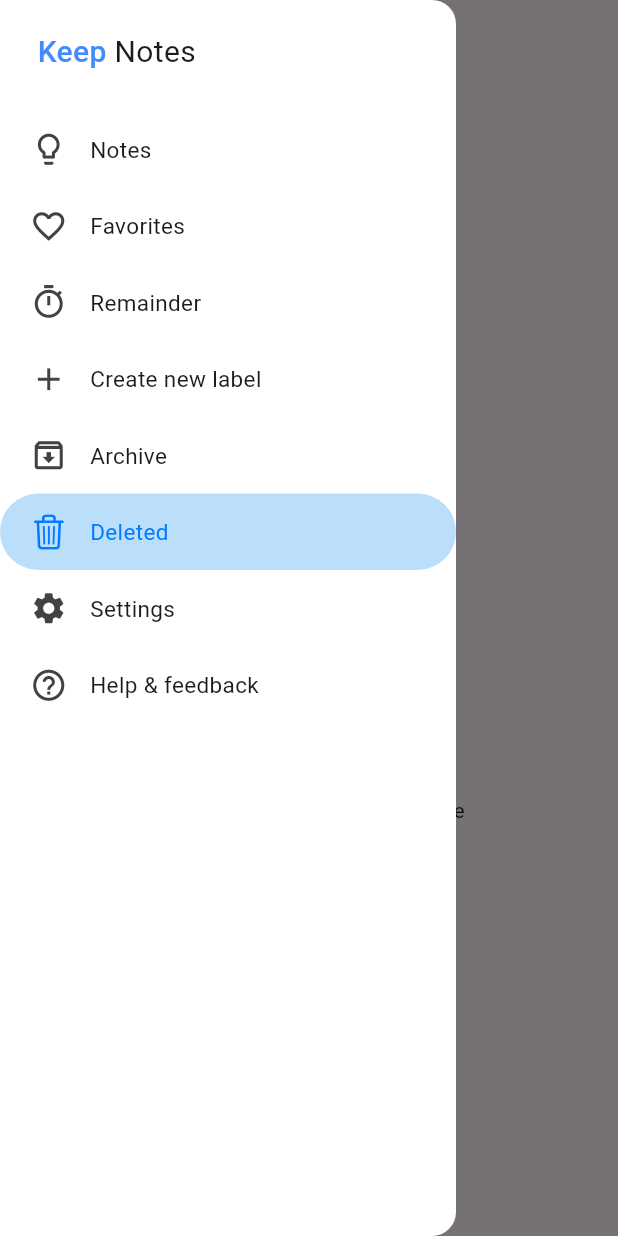
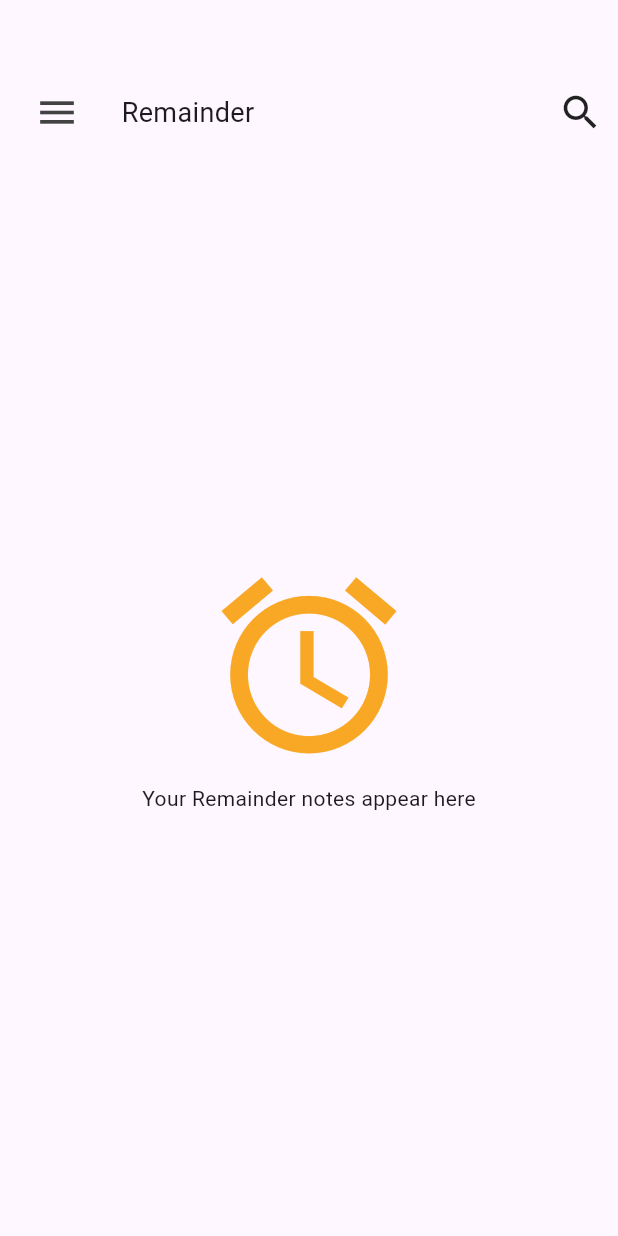
Before and after one commit to sanjayAasil/notes_app, a Flutter app: the DeletedScreen screen opened by its route, after a tap on the "menu" icon, after a tap on "Remainder", on a phone screen of 412 x 824 dp. Run offline on Flutter 3.47's test engine with Material 3 defaults, Android fonts, the phone set to English and light mode, and no system bars; our stand-ins replace awesome_notifications, shared_preferences; accounts and stored records are empty.

Commit message:
remainder_screen.dart

```diff
--- a/lib/data_manager.dart
+++ b/lib/data_manager.dart
@@ -22,6 +22,8 @@
 
   List<Note> deletedNotes = [];
 
+  List<Note> remainderNotes = [];
+
   List<ListModel> listModels = [];
 
   List<ListModel> favoriteListModels = [];
@@ -30,7 +32,9 @@
 
   List<ListModel> pinnedListModels = [];
 
-  List<ListModel> deletedListModel = [];
+  List<ListModel> deletedListModels = [];
+
+  List<ListModel> remainderListModels = [];
 
   List<String> labels = [];
 
--- a/lib/deleted_screen.dart
+++ b/lib/deleted_screen.dart
@@ -28,8 +28,8 @@
         : DataManager().deletedNotes.sort((a, b) => b.createdAt.compareTo(a.createdAt));
 
     DataManager().settingsModel.olderNotesChecked
-        ? DataManager().deletedListModel.sort((a, b) => a.createdAt.compareTo(b.createdAt))
-        : DataManager().deletedListModel.sort((a, b) => b.createdAt.compareTo(a.createdAt));
+        ? DataManager().deletedListModels.sort((a, b) => a.createdAt.compareTo(b.createdAt))
+        : DataManager().deletedListModels.sort((a, b) => b.createdAt.compareTo(a.createdAt));
 
     return PopScope(
       canPop: false,
@@ -138,7 +138,7 @@
                   ),
                 ),
               ),
-            if (DataManager().deletedNotes.isEmpty && DataManager().deletedListModel.isEmpty)
+            if (DataManager().deletedNotes.isEmpty && DataManager().deletedListModels.isEmpty)
               Expanded(
                 child: Column(
                   mainAxisAlignment: MainAxisAlignment.center,
@@ -167,7 +167,7 @@
                           selectedIds: selectedIds,
                           onUpdateRequest: () => setState(() {}),
                         ),
-                      for (ListModel listModel in DataManager().deletedListModel)
+                      for (ListModel listModel in DataManager().deletedListModels)
                         ListModelTileListView(
                           selectedIds: selectedIds,
                           listModel: listModel,
@@ -205,7 +205,7 @@
     }
 
     List<ListModel> listModels =
-        DataManager().deletedListModel.where((element) => selectedIds.contains(element.id)).toList();
+        DataManager().deletedListModels.where((element) => selectedIds.contains(element.id)).toList();
 
     for (ListModel listModel in listModels) {
       if (listModel.isArchive) {
@@ -233,7 +233,7 @@
     if (DataManager().deletedNotes.isNotEmpty) {
       NotesDb.removeNotes(NotesDb.deletedNotesKey, selectedIds);
     }
-    if (DataManager().deletedListModel.isNotEmpty) {
+    if (DataManager().deletedListModels.isNotEmpty) {
       ListModelsDb.removeListModels(ListModelsDb.deletedListModelKey, selectedIds);
     }
     selectedIds.clear();
--- a/lib/list_model.dart
+++ b/lib/list_model.dart
@@ -28,7 +28,7 @@
     required this.createdAt,
   }) : labels = labels ?? [];
 
-  factory ListModel.create({required String title, required List<ListItem> items, re}) =>
+  factory ListModel.create({required String title, required List<ListItem> items}) =>
       ListModel._(id: const Uuid().v4(), title: title, items: items, createdAt: DateTime.now());
 
   factory ListModel.fromJson(Map<String, dynamic> json) => ListModel._(
--- a/lib/list_model_db.dart
+++ b/lib/list_model_db.dart
@@ -13,6 +13,7 @@
   static const favoriteListModelKey = 'favoriteListModelKey';
   static const pinnedListModelKey = 'pinnedListModelKey';
   static const deletedListModelKey = 'deletedListModelKey';
+  static const remainderListModelKey = 'remainderListModelKey';
 
   static List<ListModel> getAllListModels(String key) {
     String? data = prefs.getString(key);
@@ -46,7 +47,9 @@
     } else if (key == favoriteListModelKey) {
       DataManager().favoriteListModels.add(listModel);
     } else if (key == deletedListModelKey) {
-      DataManager().deletedListModel.add(listModel);
+      DataManager().deletedListModels.add(listModel);
+    } else if (key == remainderListModelKey) {
+      DataManager().remainderListModels.add(listModel);
     } else {
       DataManager().pinnedListModels.add(listModel);
     }
@@ -70,7 +73,9 @@
     } else if (key == favoriteListModelKey) {
       DataManager().favoriteListModels.addAll(listModels);
     } else if (key == deletedListModelKey) {
-      DataManager().deletedListModel.addAll(listModels);
+      DataManager().deletedListModels.addAll(listModels);
+    } else if (key == remainderListModelKey) {
+      DataManager().remainderListModels.addAll(listModels);
     } else {
       DataManager().pinnedListModels.addAll(listModels);
     }
@@ -92,7 +97,9 @@
     } else if (key == favoriteListModelKey) {
       DataManager().favoriteListModels.removeWhere((element) => element.id == listModelId);
     } else if (key == deletedListModelKey) {
-      DataManager().deletedListModel.removeWhere((element) => element.id == listModelId);
+      DataManager().deletedListModels.removeWhere((element) => element.id == listModelId);
+    } else if (key == remainderListModelKey) {
+      DataManager().remainderListModels.removeWhere((element) => element.id == listModelId);
     } else {
       DataManager().pinnedListModels.removeWhere((element) => element.id == listModelId);
     }
@@ -114,7 +121,9 @@
     } else if (key == favoriteListModelKey) {
       DataManager().favoriteListModels.removeWhere((element) => listModelIds.contains(element.id));
     } else if (key == deletedListModelKey) {
-      DataManager().deletedListModel.removeWhere((element) => listModelIds.contains(element.id));
+      DataManager().deletedListModels.removeWhere((element) => listModelIds.contains(element.id));
+    } else if (key == remainderListModelKey) {
+      DataManager().remainderListModels.removeWhere((element) => listModelIds.contains(element.id));
     } else {
       DataManager().pinnedListModels.removeWhere((element) => listModelIds.contains(element.id));
     }
--- a/lib/main.dart
+++ b/lib/main.dart
@@ -29,12 +29,14 @@
   DataManager().favoriteNotes = NotesDb.getAllNotes(NotesDb.favoriteNotesKey);
   DataManager().pinnedNotes = NotesDb.getAllNotes(NotesDb.pinnedNotesKey);
   DataManager().deletedNotes = NotesDb.getAllNotes(NotesDb.deletedNotesKey);
+  DataManager().remainderNotes = NotesDb.getAllNotes(NotesDb.remainderNotesKey);
 
   DataManager().listModels = ListModelsDb.getAllListModels(ListModelsDb.listModelKey);
-  DataManager().deletedListModel = ListModelsDb.getAllListModels(ListModelsDb.deletedListModelKey);
+  DataManager().deletedListModels = ListModelsDb.getAllListModels(ListModelsDb.deletedListModelKey);
   DataManager().pinnedListModels = ListModelsDb.getAllListModels(ListModelsDb.pinnedListModelKey);
   DataManager().favoriteListModels = ListModelsDb.getAllListModels(ListModelsDb.favoriteListModelKey);
   DataManager().archivedListModels = ListModelsDb.getAllListModels(ListModelsDb.archivedListModelKey);
+  DataManager().remainderListModels = ListModelsDb.getAllListModels(ListModelsDb.remainderListModelKey);
 
   DataManager().labels = LabelsDb.getAllLabels();
 
--- a/lib/manage_note.dart
+++ b/lib/manage_note.dart
@@ -696,6 +696,7 @@
             _timeOfDay!.hour,
             _timeOfDay!.minute,
           );
+          DataManager().remainderNotes.add(note);
         }
         if (DataManager().addToFavorite) {
           if (DataManager().addToPin) {
--- a/lib/my_drawer.dart
+++ b/lib/my_drawer.dart
@@ -69,10 +69,13 @@
               ),
             ),
             InkWell(
-              onTap: () {},
-              child: const DrawerTile(
+              onTap: selectedTab != 'remainder'
+                  ? () => Navigator.of(context).pushNamedAndRemoveUntil(Routes.remainderScreen, (route) => false)
+                  : null,
+              child:   DrawerTile(
                 name: 'Remainder',
                 icon: Icons.timer_outlined,
+                isSelected: selectedTab == 'remainder',
               ),
             ),
             if (DataManager().labels.isNotEmpty)
@@ -175,10 +178,6 @@
                 isSelected: selectedTab == 'Settings',
               ),
             ),
-            const DrawerTile(
-              name: 'Help & feedback',
-              icon: Icons.help_outline_rounded,
-            ),
           ],
         ),
       ),
--- a/lib/notes_db.dart
+++ b/lib/notes_db.dart
@@ -15,6 +15,7 @@
   static const favoriteNotesKey = 'favoriteNotes';
   static const pinnedNotesKey = 'pinnedNotes';
   static const deletedNotesKey = 'deletedNotes';
+  static const remainderNotesKey = 'remainderNotes';
 
   static List<Note> getAllNotes(String key) {
     String? data = prefs.getString(key);
@@ -50,6 +51,8 @@
       DataManager().favoriteNotes.add(note);
     } else if (key == pinnedNotesKey) {
       DataManager().pinnedNotes.add(note);
+    } else if (key == remainderNotesKey) {
+      DataManager().remainderNotes.add(note);
     } else {
       DataManager().deletedNotes.add(note);
     }
@@ -74,6 +77,8 @@
       DataManager().favoriteNotes.addAll(notes);
     } else if (key == pinnedNotesKey) {
       DataManager().pinnedNotes.addAll(notes);
+    } else if (key == remainderNotesKey) {
+      DataManager().remainderNotes.addAll(notes);
     } else {
       DataManager().deletedNotes.addAll(notes);
     }
@@ -95,6 +100,8 @@
       DataManager().archivedNotes.removeWhere((element) => element.id == noteId);
     } else if (key == pinnedNotesKey) {
       DataManager().pinnedNotes.removeWhere((element) => element.id == noteId);
+    } else if (key == remainderNotesKey) {
+      DataManager().remainderNotes.removeWhere((element) => element.id == noteId);
     } else {
       DataManager().deletedNotes.removeWhere((element) => element.id == noteId);
     }
@@ -116,6 +123,8 @@
       DataManager().archivedNotes.removeWhere((element) => noteIds.contains(element.id));
     } else if (key == pinnedNotesKey) {
       DataManager().pinnedNotes.removeWhere((element) => noteIds.contains(element.id));
+    } else if (key == remainderNotesKey) {
+      DataManager().remainderNotes.removeWhere((element) => noteIds.contains(element.id));
     } else {
       DataManager().deletedNotes.removeWhere((element) => noteIds.contains(element.id));
     }
--- /dev/null
+++ b/lib/remainder/remainder_screen.dart
@@ -0,0 +1,265 @@
+import 'package:flutter/material.dart';
+
+import 'package:sanjay_notes/data_manager.dart';
+import 'package:sanjay_notes/notes_db.dart';
+import '../my_drawer.dart';
+import '../note.dart';
+import '../utils.dart';
+
+class RemainderScreen extends StatefulWidget {
+  const RemainderScreen({Key? key}) : super(key: key);
+
+  @override
+  State<RemainderScreen> createState() => _RemainderState();
+}
+
+class _RemainderState extends State<RemainderScreen> {
+  @override
+  Widget build(BuildContext context) {
+    List<Note> notes = DataManager().remainderNotes.where((element) => false).toList();
+    for (Note note in notes) {
+      if (note.scheduleTime != null && DateTime.now().isAfter(note.scheduleTime!)) {
+        NotesDb.removeNote(NotesDb.remainderNotesKey, note.id);
+      }
+    }
+    return PopScope(
+      child: Scaffold(
+        drawer: const MyDrawer(
+          selectedTab: 'remainder',
+        ),
+        body: Column(
+          children: [
+            Padding(
+              padding: EdgeInsets.only(top: const MediaQueryData().padding.top + 50, left: 15),
+              child: Row(
+                children: [
+                  Builder(
+                      builder: (context) => InkWell(
+                            onTap: () => Scaffold.of(context).openDrawer(),
+                            borderRadius: BorderRadius.circular(40),
+                            child: Padding(
+                              padding: const EdgeInsets.all(8.0),
+                              child: Icon(
+                                Icons.menu,
+                                color: Colors.grey.shade800,
+                                size: 30,
+                              ),
+                            ),
+                          )),
+                  const SizedBox(width: 20),
+                  const Expanded(
+                    child: Text(
+                      'Remainder',
+                      style: TextStyle(fontSize: 18),
+                    ),
+                  ),
+                  InkWell(
+                    borderRadius: BorderRadius.circular(40),
+                    onTap: () {},
+                    child: const Padding(
+                      padding: EdgeInsets.symmetric(horizontal: 10.0, vertical: 10),
+                      child: Icon(
+                        Icons.search,
+                        size: 30,
+                      ),
+                    ),
+                  ),
+                ],
+              ),
+            ),
+            if (DataManager().remainderNotes.isEmpty)
+              Expanded(
+                child: Column(
+                  children: [
+                    const Expanded(child: SizedBox()),
+                    Column(
+                      children: [
+                        Icon(
+                          Icons.alarm,
+                          size: 140,
+                          color: Colors.yellow.shade800,
+                        ),
+                        const Padding(
+                          padding: EdgeInsets.all(8.0),
+                          child: Text('Your Remainder notes appear here'),
+                        ),
+                      ],
+                    ),
+                    const Expanded(child: SizedBox()),
+                  ],
+                ),
+              )
+            else
+              Expanded(
+                child: SingleChildScrollView(
+                  child: Column(
+                    children: [
+                      const SizedBox(height: 20),
+                      Column(
+                        crossAxisAlignment: CrossAxisAlignment.start,
+                        children: [
+                          for (Note note in DataManager().remainderNotes)
+                            Padding(
+                              padding: const EdgeInsets.symmetric(horizontal: 10, vertical: 10),
+                              child: InkWell(
+                                borderRadius: BorderRadius.circular(12),
+                                onLongPress: () {},
+                                child: Container(
+                                  width: double.infinity,
+                                  padding: const EdgeInsets.all(20),
+                                  decoration: BoxDecoration(
+                                    color: note.color,
+                                    borderRadius: BorderRadius.circular(12),
+                                    border: Border.all(
+                                      color: note.color == Colors.white ? Colors.grey : Colors.transparent,
+                                    ),
+                                  ),
+                                  child: Column(
+                                    crossAxisAlignment: CrossAxisAlignment.start,
+                                    children: [
+                                      Row(
+                                        children: [
+                                          Expanded(
+                                            child: Padding(
+                                              padding: const EdgeInsets.only(left: 5.0),
+                                              child: Text(
+                                                note.title,
+                                                overflow: TextOverflow.ellipsis,
+                                                maxLines: 2,
+                                                style: const TextStyle(
+                                                  fontWeight: FontWeight.w500,
+                                                  fontSize: 16,
+                                                ),
+                                              ),
+                                            ),
+                                          ),
+                                          DataManager().settingsModel.showTimeChecked
+                                              ? Align(
+                                                  alignment: Alignment.topRight,
+                                                  child: Text(
+                                                    Utils.getFormattedDateTime(note.createdAt),
+                                                    textAlign: TextAlign.end,
+                                                    style: TextStyle(
+                                                      fontSize: 11,
+                                                      color: Colors.grey.shade800,
+                                                    ),
+                                                  ),
+                                                )
+                                              : const SizedBox(),
+                                        ],
+                                      ),
+                                      Padding(
+                                        padding: const EdgeInsets.only(top: 10.0, left: 5),
+                                        child: Text(
+                                          style: TextStyle(
+                                            color: Colors.grey.shade600,
+                                          ),
+                                          note.note,
+                                          maxLines: 10,
+                                          overflow: TextOverflow.ellipsis,
+                                        ),
+                                      ),
+                                      if (note.scheduleTime != null)
+                                        Padding(
+                                          padding: const EdgeInsets.only(top: 10.0),
+                                          child: Row(
+                                            children: [
+                                              Padding(
+                                                padding: const EdgeInsets.only(right: 5.0),
+                                                child: Icon(
+                                                  Icons.alarm,
+                                                  size: 20,
+                                                  color: Colors.blue.shade700,
+                                                ),
+                                              ),
+                                              Text(
+                                                Utils.getFormattedDateTime(DateTime(
+                                                  note.scheduleTime!.year,
+                                                  note.scheduleTime!.month,
+                                                  note.scheduleTime!.day,
+                                                  note.scheduleTime!.hour,
+                                                  note.scheduleTime!.minute,
+                                                )),
+                                                style: TextStyle(
+                                                  color: Colors.blue.shade700,
+                                                  fontSize: 10,
+                                                ),
+                                              ),
+                                            ],
+                                          ),
+                                        ),
+                                      DataManager().settingsModel.showLabelsOnHomeScreen
+                                          ? Padding(
+                                              padding: const EdgeInsets.only(top: 10.0),
+                                              child: Align(
+                                                alignment: AlignmentDirectional.centerStart,
+                                                child: Wrap(
+                                                  children: [
+                                                    for (int i = 0; i < note.labels.length; i++)
+                                                      i < 3
+                                                          ? Padding(
+                                                              padding: const EdgeInsets.all(5.0),
+                                                              child: Container(
+                                                                decoration: BoxDecoration(
+                                                                  color: Colors.grey.shade300,
+                                                                  borderRadius: BorderRadius.circular(5),
+                                                                ),
+                                                                child: Padding(
+                                                                  padding: const EdgeInsets.symmetric(
+                                                                      horizontal: 4.0, vertical: 3),
+                                                                  child: Text(
+                                                                    '  ${note.labels[i]}  ',
+                                                                    maxLines: 1,
+                                                                    overflow: TextOverflow.ellipsis,
+                                                                    style: const TextStyle(
+                                                                      fontSize: 13,
+                                                                      fontWeight: FontWeight.w300,
+                                                                    ),
+                                                                  ),
+                                                                ),
+                                                              ),
+                                                            )
+                                                          : i == 4
+                                                              ? Padding(
+                                                                  padding: const EdgeInsets.all(5.0),
+                                                                  child: Container(
+                                                                    decoration: BoxDecoration(
+                                                                      color: Colors.grey.shade300,
+                                                                      borderRadius: BorderRadius.circular(5),
+                                                                    ),
+                                                                    child: Padding(
+                                                                      padding: const EdgeInsets.symmetric(
+                                                                          horizontal: 4.0, vertical: 3),
+                                                                      child: Text(
+                                                                        '  +${note.labels.length - 3}  ',
+                                                                        style: const TextStyle(
+                                                                          fontSize: 13,
+                                                                          fontWeight: FontWeight.w300,
+                                                                        ),
+                                                                      ),
+                                                                    ),
+                                                                  ),
+                                                                )
+                                                              : const SizedBox()
+                                                  ],
+                                                ),
+                                              ),
+                                            )
+                                          : const SizedBox(),
+                                    ],
+                                  ),
+                                ),
+                              ),
+                            ),
+                        ],
+                      ),
+                    ],
+                  ),
+                ),
+              ),
+          ],
+        ),
+      ),
+    );
+  }
+}
--- a/lib/routes.dart
+++ b/lib/routes.dart
@@ -6,6 +6,7 @@
 import 'package:sanjay_notes/favorite/favorite_screen.dart';
 import 'package:sanjay_notes/label_screen.dart';
 import 'package:sanjay_notes/list_model.dart';
+import 'package:sanjay_notes/remainder/remainder_screen.dart';
 import 'package:sanjay_notes/settings_screen.dart';
 import 'package:sanjay_notes/view-or-edit-list-model.dart';
 import 'package:sanjay_notes/manage_note.dart';
@@ -27,6 +28,7 @@
   static const String viewOrEditListModel = '/view-or-edit-list-model';
   static const String favoriteScreen = '/favorite-screen';
   static const String settingsScreen = '/settings-screen';
+  static const String remainderScreen = '/remainder-screen';
 
   static Route<dynamic>? onGenerate(RouteSettings settings) {
     switch (settings.name) {
@@ -57,6 +59,8 @@
         return MaterialPageRoute(builder: (context) => ViewOrEditListModel(listModel: listModel));
       case settingsScreen:
         return MaterialPageRoute(builder: (context) => const SettingsScreen());
+      case remainderScreen:
+        return MaterialPageRoute(builder: (context) => const RemainderScreen());
       default:
         return MaterialPageRoute(
           builder: (context) => const Scaffold(
```
